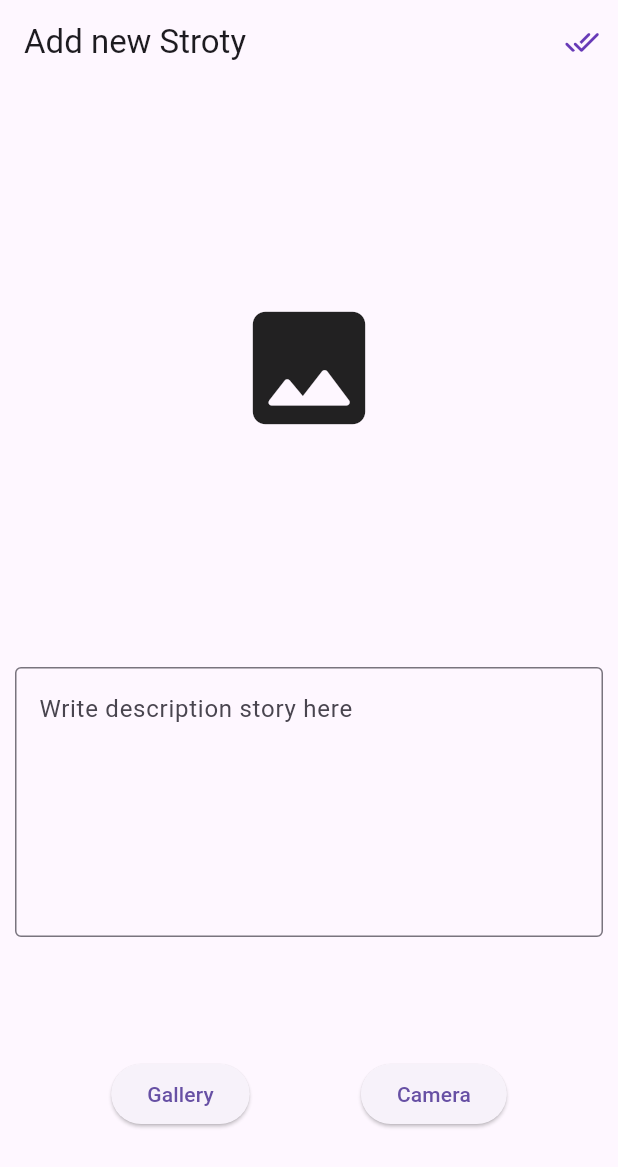
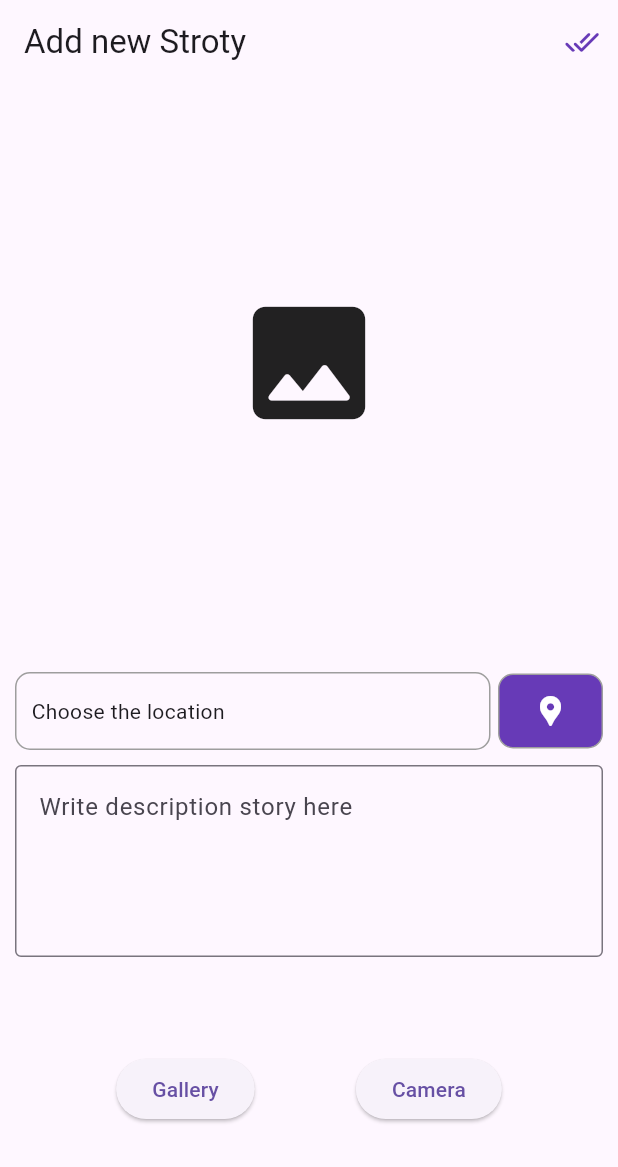
Before and after one commit to mikleo04/flutter-story-app, a Flutter app: the AddStoryScreen screen opened by its route, after a tap on the "done all" icon, on a phone screen of 412 x 824 dp. Shown: the top 1167 px of the screen. Run offline on Flutter 3.47's test engine with Material 3 defaults, Android fonts, the phone set to English and light mode, and no system bars; our stand-ins replace flutter_image_compress, geocoding, go_router, google_maps_flutter, image_picker, location and 2 more; missing offline and left inert: dart:ffi; accounts and stored records are empty.

Commit message:
[FEATURE] add feature maps when add and view story

```diff
--- a/lib/provider/add_story_provider.dart
+++ b/lib/provider/add_story_provider.dart
@@ -1,11 +1,18 @@
+import 'dart:ffi';
+
 import 'package:flutter/foundation.dart';
 import 'package:flutter_image_compress/flutter_image_compress.dart';
+import 'package:geocoding/geocoding.dart' as geo;
+import 'package:geocoding/geocoding.dart';
 import 'package:story_app/db/api_service.dart';
 
 class AddStoryProvider extends ChangeNotifier {
   final ApiService apiService;
   String? imagePath;
   XFile? imageFile;
+  geo.Placemark? placemark;
+  double? lat;
+  double? lon;
 
   AddStoryProvider({required this.apiService});
 
@@ -19,7 +26,27 @@ class AddStoryProvider extends ChangeNotifier {
     notifyListeners();
   }
 
+  geo.Placemark? get newPlacemark => placemark;
+
+  void updatePlaceMark(geo.Placemark value) {
+    placemark = value;
+    notifyListeners();
+  }
+
   Future<bool> postStory(String description) async {
+
+    if (placemark != null) {
+      final address =
+        '${placemark!.subLocality}, ${placemark!.locality}, ${placemark!.postalCode}, ${placemark!.country}';
+
+    final locations = await geo.locationFromAddress(address);
+
+    lat = locations[0].latitude;
+    lon = locations[0].longitude;
+
+    print("latitudenya => $lat  longitudenya => $lon");
+    }
+
     if (imageFile != null) {
       List<int> compressImage = (await FlutterImageCompress.compressWithFile(
         imageFile!.path,
@@ -30,7 +57,8 @@ class AddStoryProvider extends ChangeNotifier {
 
       String imageName = imageFile!.name;
 
-      return await apiService.postStory(description, compressImage, imageName);
+      return await apiService.postStory(
+          description, compressImage, imageName, lat, lon);
     } else {
       return false;
     }
--- a/lib/routes.dart
+++ b/lib/routes.dart
@@ -4,6 +4,7 @@ import 'package:story_app/screen/add_story_screen.dart';
 import 'package:story_app/screen/detail_story_screen.dart';
 import 'package:story_app/screen/home_screen.dart';
 import 'package:story_app/screen/login_screen.dart';
+import 'package:story_app/screen/maps_screen.dart';
 import 'package:story_app/screen/register_screen.dart';
 import 'package:story_app/screen/splash_screen.dart';
 
@@ -14,6 +15,7 @@ class Routes {
   static const String detail = 'detail';
   static const String addStory = 'add-story';
   static const String camera = 'camera';
+  static const String maps = 'maps';
 
   static GoRouter goRouter =
       GoRouter(initialLocation: '/', debugLogDiagnostics: true, routes: [
@@ -75,5 +77,12 @@ class Routes {
         pageBuilder: (context, state) {
           return const MaterialPage(child: AddStoryScreen());
         }),
+    GoRoute(
+      path: '/maps',
+      name: maps,
+      pageBuilder: (context, state) {
+        return const MaterialPage(child: MapsScreen());
+      },
+    )
   ]);
 }
--- a/lib/screen/add_story_screen.dart
+++ b/lib/screen/add_story_screen.dart
@@ -1,12 +1,16 @@
 import 'dart:io';
 
+import 'package:flutter/cupertino.dart';
 import 'package:flutter/foundation.dart';
 import 'package:flutter/material.dart';
+import 'package:flutter/widgets.dart';
 import 'package:go_router/go_router.dart';
 import 'package:image_picker/image_picker.dart';
 import 'package:provider/provider.dart';
 import 'package:story_app/provider/add_story_provider.dart';
 import 'package:story_app/provider/story_provider.dart';
+import 'package:story_app/routes.dart';
+import 'package:geocoding/geocoding.dart' as geo;
 
 class AddStoryScreen extends StatefulWidget {
   const AddStoryScreen({super.key});
@@ -53,6 +57,8 @@ class _AddStoryScreenState extends State<AddStoryScreen> {
         ],
       ),
       body: SafeArea(
+        child: Padding(
+          padding: const EdgeInsets.all(10),
           child: Column(
             crossAxisAlignment: CrossAxisAlignment.stretch,
             children: [
@@ -67,18 +73,58 @@ class _AddStoryScreenState extends State<AddStoryScreen> {
                           ),
                         )
                       : _showImage()),
-            SizedBox(
-              height: 200,
-              child: Padding(
-                padding: const EdgeInsets.all(10.0),
-                child: TextField(
+              Row(
+                mainAxisAlignment: MainAxisAlignment.spaceBetween,
+                children: [
+                  Expanded(
+                    child: Container(
+                      padding: const EdgeInsets.symmetric(horizontal: 10, vertical: 15),
+                      margin: const EdgeInsets.fromLTRB(0, 30, 0, 10),
+                      decoration: BoxDecoration(
+                          borderRadius:
+                              const BorderRadius.all(Radius.circular(10)),
+                          border: Border.all(
+                              color: Colors.grey,
+                              width: 1.0,
+                              style: BorderStyle.solid)),
+                      child: Consumer<AddStoryProvider>(builder: (context, provider, _) {
+                        final placemark = provider.newPlacemark;
+                        return placemark == null
+                            ? const Text("Choose the location")
+                            : Text(
+                                "${placemark.street}, ${placemark.locality}, ${placemark.administrativeArea}");
+                      }),
+                    ),
+                  ),
+                  Container(
+                    padding: const EdgeInsets.symmetric(horizontal: 10),
+                    margin: const EdgeInsets.fromLTRB(5, 30, 0, 10),
+                    decoration: BoxDecoration(
+                      color: Colors.deepPurple,
+                        borderRadius:
+                            const BorderRadius.all(Radius.circular(10)),
+                        border: Border.all(
+                            color: Colors.grey,
+                            width: 1.0,
+                            style: BorderStyle.solid)),
+                    child: IconButton(
+                        onPressed: () async {
+                          final recievePlacemark =
+                              await GoRouter.of(context).pushNamed(Routes.maps);
+                          Provider.of<AddStoryProvider>(context, listen: false)
+                              .updatePlaceMark(
+                                  recievePlacemark as geo.Placemark);
+                        },
+                        icon: const Icon(Icons.location_pin, color: Colors.white)),
+                  )
+                ],
+              ),
+              TextField(
                 controller: _descriptionController,
                 decoration: const InputDecoration(
                     hintText: "Write description story here",
                     border: OutlineInputBorder()),
-                  maxLines: 8,
-                ),
-              ),
+                maxLines: 4,
               ),
               Expanded(
                   child: Row(
@@ -94,6 +140,7 @@ class _AddStoryScreenState extends State<AddStoryScreen> {
                 ],
               ))
             ],
+          ),
         ),
       ),
     );
--- a/pubspec.yaml
+++ b/pubspec.yaml
@@ -11,12 +11,14 @@ dependencies:
   flutter:
     sdk: flutter
   flutter_image_compress: ^2.2.0
+  geocoding: ^3.0.0
   go_router: ^13.2.0
   google_maps_flutter: ^2.6.0
   google_maps_flutter_web: ^0.5.6+2
   http: ^1.2.1
   image_picker: ^1.0.7
   json_annotation: ^4.8.1
+  location: ^5.0.3
   provider: ^6.1.2
   shared_preferences: ^2.2.2
 
```
Also changed, not shown: lib/db/api_service.dart (+6 -2 lines), lib/screen/detail_story_screen.dart (+61 -6 lines), lib/screen/maps_screen.dart (added, +278 -0 lines), pubspec.lock, 4 other files. Lines whose indentation alone changed are shown as unchanged.
